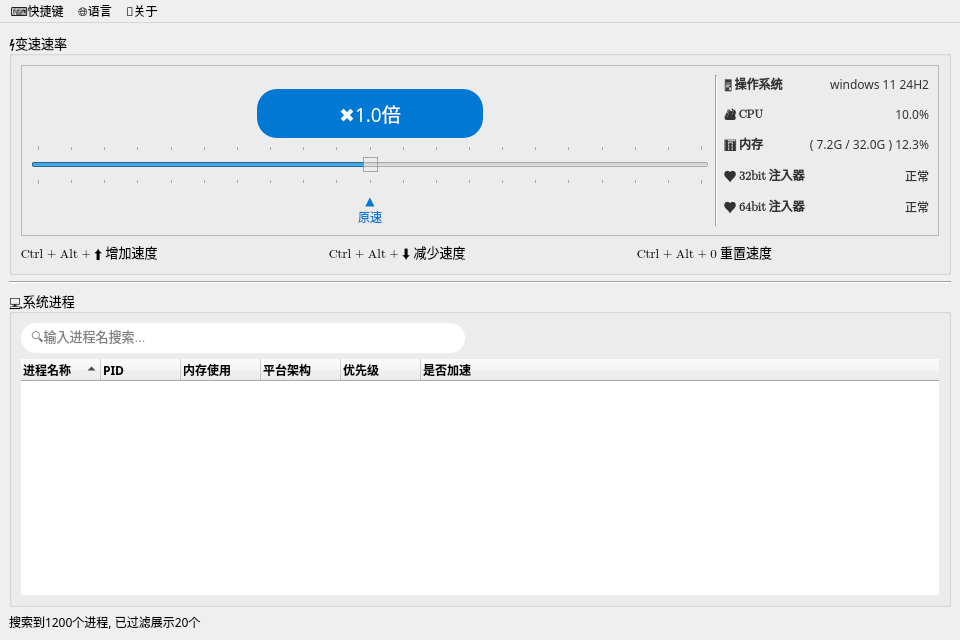
Before: the Qt Designer form mainwindow.ui in zxlhhyccc/OpenSpeedy, drawn with Qt 5.
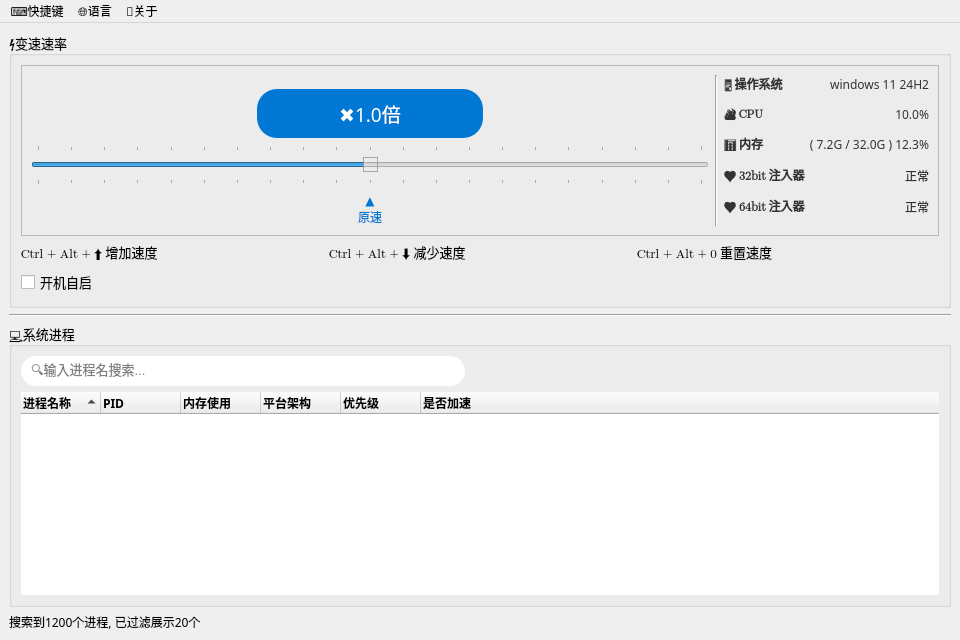
After: the same form once the commit is applied.

Commit message: add TaskScheduler for AutoStart

Patch:
```diff
--- a/mainwindow.ui
+++ b/mainwindow.ui
@@ -529,6 +529,16 @@
            </item>
           </layout>
          </item>
+         <item>
+          <widget class="QCheckBox" name="autoStartCheckBox">
+           <property name="text">
+            <string>开机自启</string>
+           </property>
+           <property name="tristate">
+            <bool>false</bool>
+           </property>
+          </widget>
+         </item>
         </layout>
        </widget>
       </item>
```
Left out of the diff: 503 changed lines with no effect on the pictures. The commit also changes 12 other files.
